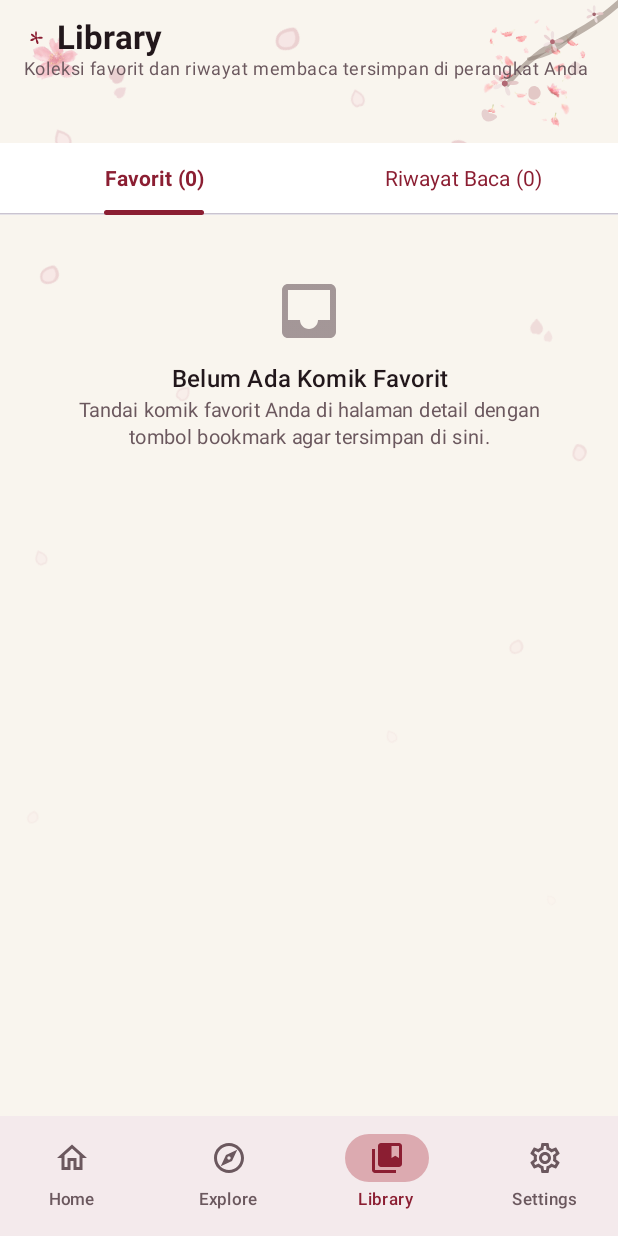
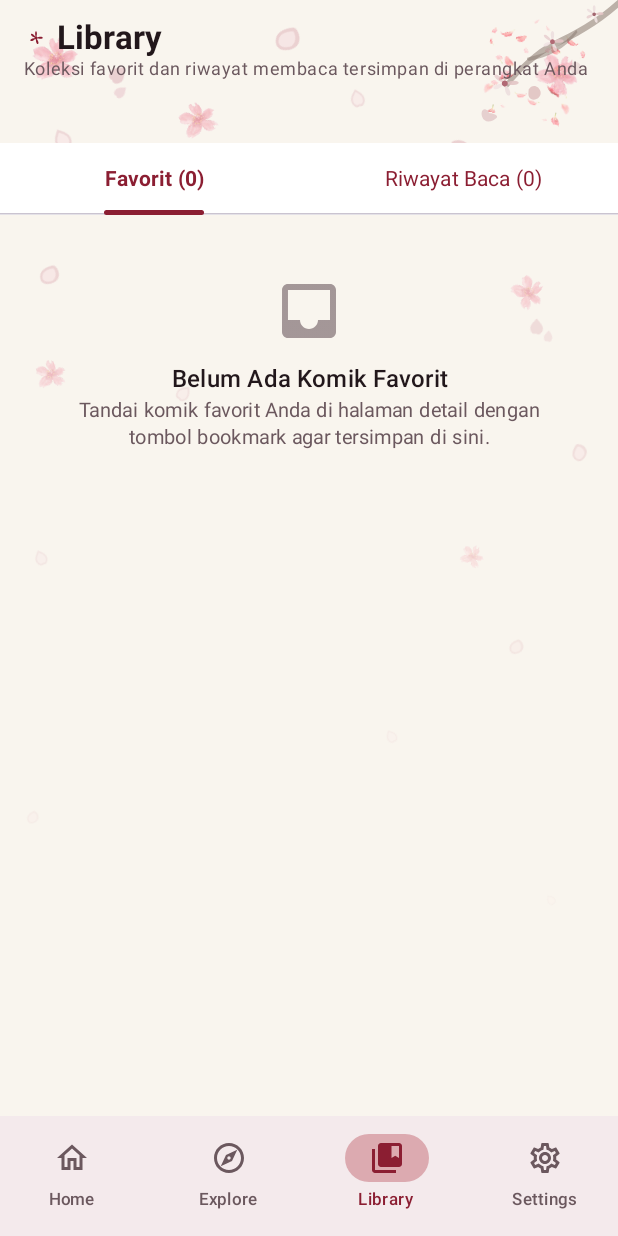
Before and after one commit to Aziz140609/ComicVerse, an Android app built with Jetpack Compose: the screen it shows after launch (MainActivity), item 3 of the bottom bar chosen, on a phone screen of 412 x 824 dp. Run offline under Robolectric (Android 15) with nearby library versions, the phone set to English and light mode, and no system bars; our stand-ins replace Room's generated code; network calls fail; pictures from the network do not load.

Commit message:
feat(ui): add 5 additional full sakura blossoms across backdrop zones

```diff
--- a/app/src/main/java/com/aziz/comicverse/ui/components/SakuraFallingBackdrop.kt
+++ b/app/src/main/java/com/aziz/comicverse/ui/components/SakuraFallingBackdrop.kt
@@ -65,6 +65,15 @@ fun SakuraFallingBackdrop(
             alpha = 0.65f,
             rotationDeg = -14f
         ),
+        // Extra Blossom: Mid-Left Breeze
+        SakuraBackdropPetal(
+            drawableId = R.drawable.ic_sakura_flower_clean,
+            xRatio = 0.28f,
+            yDp = 62.dp,
+            sizeDp = 34.dp,
+            alpha = 0.56f,
+            rotationDeg = -32f
+        ),
         SakuraBackdropPetal(
             drawableId = R.drawable.ic_sakura_petal_pair,
             xRatio = 0.16f,
@@ -107,6 +116,15 @@ fun SakuraFallingBackdrop(
             alpha = 0.60f,
             rotationDeg = 12f
         ),
+        // Extra Blossom: Top-Right Near Cluster
+        SakuraBackdropPetal(
+            drawableId = R.drawable.ic_sakura_flower_clean,
+            xRatio = 0.86f,
+            yDp = 30.dp,
+            sizeDp = 38.dp,
+            alpha = 0.62f,
+            rotationDeg = 24f
+        ),
         SakuraBackdropPetal(
             drawableId = R.drawable.ic_sakura_petal_curved,
             xRatio = 0.72f,
@@ -126,7 +144,7 @@ fun SakuraFallingBackdrop(
 
         // ==========================================
         // ZONE 2: UPPER-MIDDLE (y: 160dp - 320dp)
-        // Diminishing density, petals drifting downwards
+        // Diminishing density, blossoms & petals drifting downwards
         // ==========================================
         SakuraBackdropPetal(
             drawableId = R.drawable.ic_sakura_petal_curved,
@@ -136,12 +154,30 @@ fun SakuraFallingBackdrop(
             alpha = 0.42f,
             rotationDeg = 32f
         ),
+        // Extra Blossom: Upper-Middle Right Margin
+        SakuraBackdropPetal(
+            drawableId = R.drawable.ic_sakura_flower_clean,
+            xRatio = 0.82f,
+            yDp = 180.dp,
+            sizeDp = 30.dp,
+            alpha = 0.44f,
+            rotationDeg = 45f
+        ),
         SakuraBackdropPetal(
             drawableId = R.drawable.ic_sakura_petal_pair,
             xRatio = 0.85f,
             yDp = 210.dp,
             sizeDp = 22.dp,
             alpha = 0.38f,
+            rotationDeg = -18f
+        ),
+        // Extra Blossom: Upper-Middle Left Margin
+        SakuraBackdropPetal(
+            drawableId = R.drawable.ic_sakura_flower_clean,
+            xRatio = 0.05f,
+            yDp = 235.dp,
+            sizeDp = 27.dp,
+            alpha = 0.40f,
             rotationDeg = -18f
         ),
         SakuraBackdropPetal(
@@ -165,6 +201,15 @@ fun SakuraFallingBackdrop(
         // ZONE 3: MIDDLE (y: 340dp - 500dp)
         // Sparsely scattered, gentle fading
         // ==========================================
+        // Extra Blossom: Fading Blossom in Middle
+        SakuraBackdropPetal(
+            drawableId = R.drawable.ic_sakura_flower_clean,
+            xRatio = 0.74f,
+            yDp = 360.dp,
+            sizeDp = 21.dp,
+            alpha = 0.26f,
+            rotationDeg = 15f
+        ),
         SakuraBackdropPetal(
             drawableId = R.drawable.ic_sakura_petal_falling,
             xRatio = 0.05f,
```
